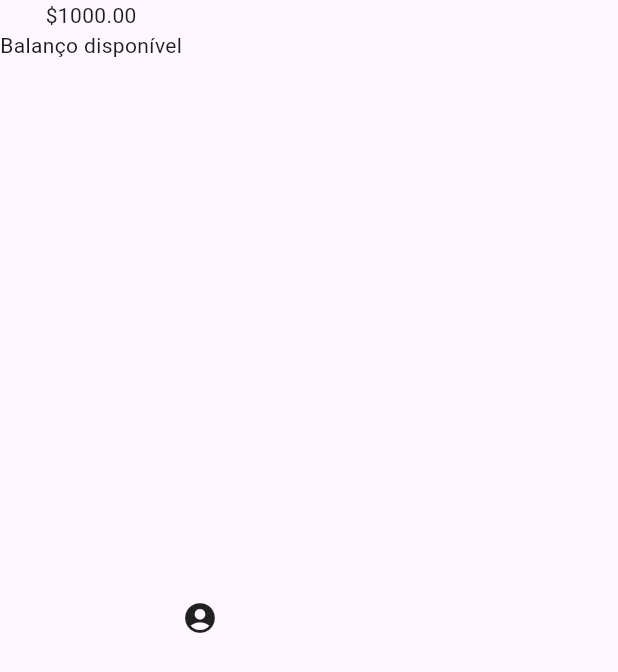
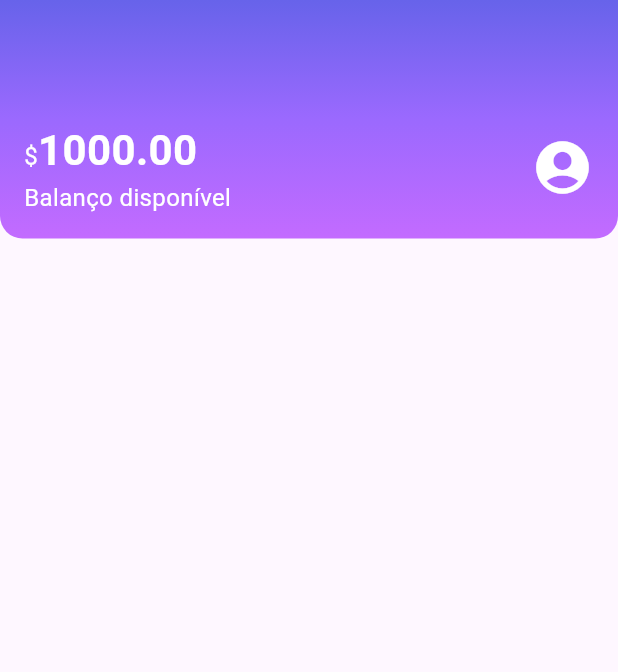
Before and after one commit to aleAcardoso/alubank, a Flutter app: the screen it shows after launch, on a phone screen of 412 x 824 dp. Shown: the top 672 px of the screen. Run offline on Flutter 3.47's test engine with Material 3 defaults, Android fonts, the phone set to English and light mode, and no system bars.

Commit message:
Estilizando Widgets

```diff
--- a/lib/components/sections/header.dart
+++ b/lib/components/sections/header.dart
@@ -1,3 +1,4 @@
+import 'package:flutter/cupertino.dart';
 import 'package:flutter/material.dart';
 
 class Header extends StatelessWidget {
@@ -6,16 +7,48 @@ class Header extends StatelessWidget {
   @override
   Widget build(BuildContext context) {
     return Container(
+      decoration: const BoxDecoration(
+        gradient: LinearGradient(
+          begin: Alignment.topCenter,
+          end: Alignment.bottomCenter,
+          colors: [
+            Color.fromRGBO(103, 99, 234, 1.0),
+            Color.fromRGBO(155, 105, 254, 1.0),
+            Color.fromRGBO(195, 107, 255, 1.0)
+          ],
+        ),
+        borderRadius: BorderRadius.vertical(bottom: Radius.circular(15.0))
+      ),
+      child: const Padding(
+        padding: EdgeInsets.fromLTRB(16.0, 80.0, 16.0, 16.0),
         child: Row(
+          mainAxisAlignment: MainAxisAlignment.spaceBetween,
           children: [
             Column(
+              crossAxisAlignment: CrossAxisAlignment.start,
               children: [
-              Text('\$1000.00'),
-              Text('Balanço disponível')
+                Text.rich(TextSpan(
+                    text: '\$',
+                    style: TextStyle(fontSize: 16, color: Colors.white),
+                    children: [
+                      TextSpan(
+                          text: '1000.00',
+                          style: TextStyle(
+                              fontSize: 28, fontWeight: FontWeight.bold))
+                    ])),
+                Text(
+                  'Balanço disponível',
+                  style: TextStyle(fontSize: 16, color: Colors.white),
+                )
               ],
             ),
-          Icon(Icons.account_circle)
+            Icon(
+              Icons.account_circle,
+              size: 42,
+              color: Colors.white,
+            )
           ],
+        ),
       ),
     );
   }
--- a/lib/screens/home.dart
+++ b/lib/screens/home.dart
@@ -6,8 +6,12 @@ class Home extends StatelessWidget {
 
   @override
   Widget build(BuildContext context) {
-    return Scaffold(
-      body: Header(),
+    return const Scaffold(
+      body: Column(
+        children: [
+          Header(),
+        ],
+      ),
     );
   }
 }
```
Lines whose indentation alone changed are shown as unchanged.
